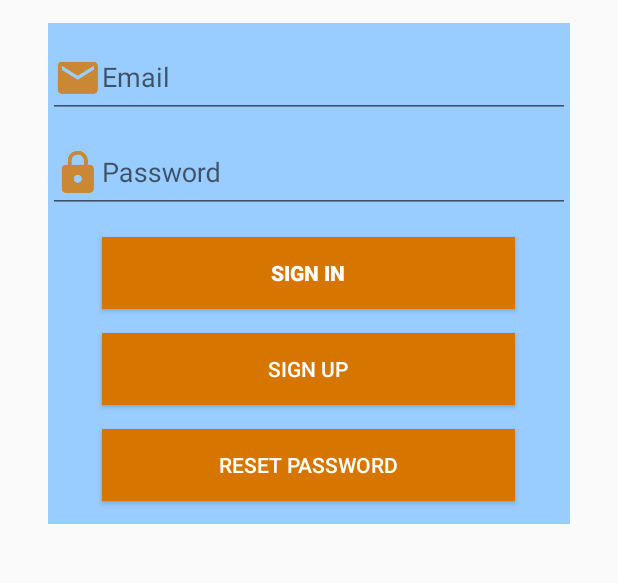
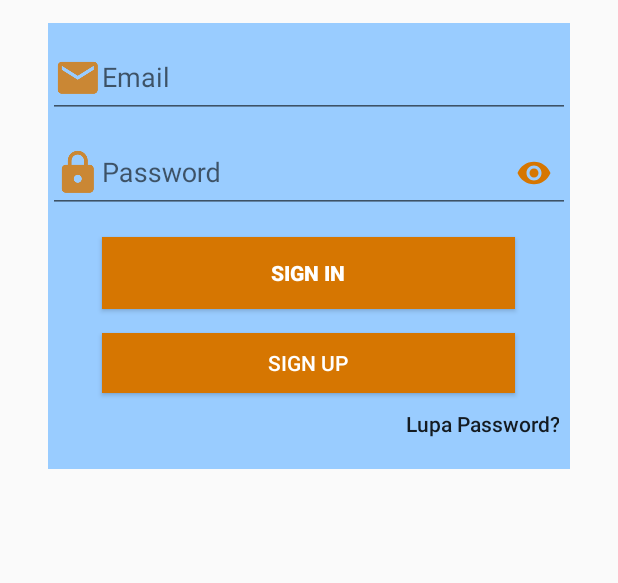
Before and after one commit to abdulkhobirr/Attendees-android, an Android app: the screen it shows after launch (LoginActivity), on a phone screen of 412 x 824 dp, the part 319-902 px from its top. Run offline under Robolectric (Android 15) with nearby library versions, the phone set to English and light mode, and no system bars; our stand-ins replace Firebase (no records; nobody signed in at launch, a user with empty details on screens opened directly).

Commit message:
activity_login UI improvements -added password visibility toggle -reset password button is now showing as a text

```diff
--- a/app/src/main/res/layout/activity_login.xml
+++ b/app/src/main/res/layout/activity_login.xml
@@ -81,7 +81,10 @@
 
                     <android.support.design.widget.TextInputLayout
                         android:layout_width="match_parent"
-                        android:layout_height="wrap_content">
+                        android:layout_height="wrap_content"
+                        app:passwordToggleContentDescription="description"
+                        app:passwordToggleEnabled="true"
+                        app:passwordToggleTint="#d67601">
 
                         <EditText
                             android:id="@+id/password"
@@ -113,7 +116,7 @@
                     <Button
                         android:id="@+id/signUpButtonLogin"
                         android:layout_width="275dp"
-                        android:layout_height="wrap_content"
+                        android:layout_height="40dp"
                         android:layout_gravity="center"
                         android:layout_marginTop="16dp"
                         android:background="#d67601"
@@ -122,14 +125,15 @@
 
                     <Button
                         android:id="@+id/lupaPasswordButton"
-                        android:layout_width="275dp"
-                        android:layout_height="wrap_content"
-                        android:layout_gravity="center"
+                        android:layout_width="match_parent"
+                        android:layout_height="30dp"
                         android:layout_marginBottom="15dp"
-                        android:layout_marginTop="16dp"
-                        android:background="#d67601"
-                        android:text="@string/btn_reset_password"
-                        android:textColor="@color/cardview_light_background" />
+                        android:layout_marginRight="7dp"
+                        android:layout_marginTop="5dp"
+                        android:background="@null"
+                        android:text="Lupa Password?"
+                        android:textAlignment="textEnd"
+                        android:textAllCaps="false" />
 
                 </LinearLayout>
 
```
